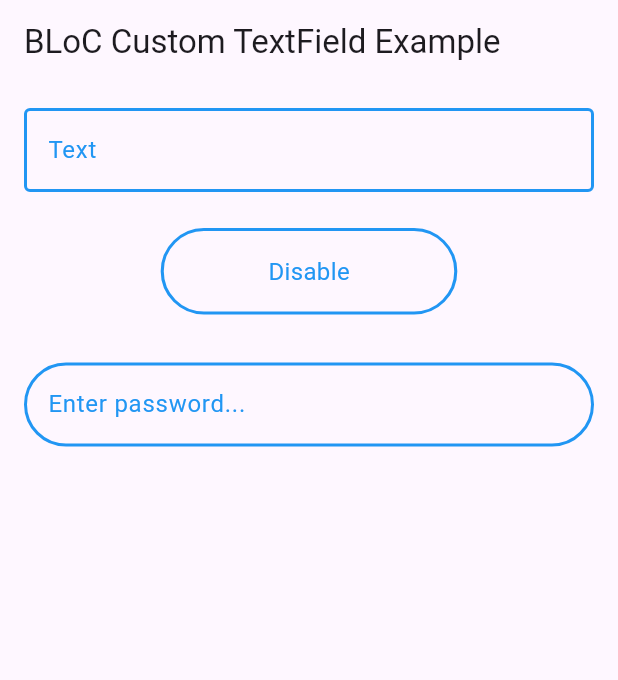
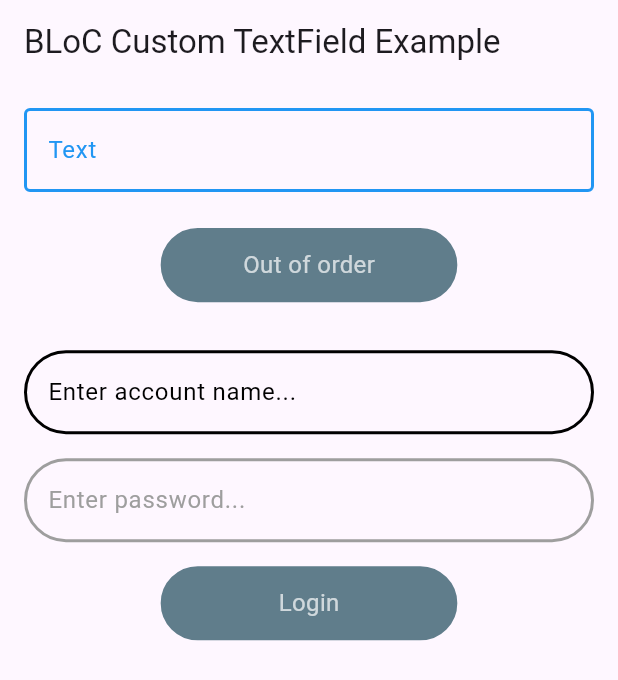
Before and after one commit to mk590901/Event-driven-BLoC-s-text-fields, a Flutter app: the screen it shows after launch, on a phone screen of 412 x 824 dp. Shown: the top 680 px of the screen. Run offline on Flutter 3.47's test engine with Material 3 defaults, Android fonts, the phone set to English and light mode, and no system bars; our stand-ins replace flutter_bloc.

Commit message:
Refactoring was done

```diff
--- a/lib/main.dart
+++ b/lib/main.dart
@@ -26,28 +26,24 @@ class TextFieldPage extends StatelessWidget {
   @override
   Widget build(BuildContext context) {
 
-    final MultilineTextField text = MultilineTextField(
+    final MultilineTextField multilineText = MultilineTextField(
         hintText: 'Enter your text here...',
         labelText: 'Text',
         textColorEnabled: Colors.blue,
         capitalization: TextCapitalization.characters,
         onChangedAction: (text) {
+          debugPrint('main.onChangedAction ->[$text]');
+          setupTextRoundedButton(text);
+        },
+        onStartedAction: (text) {
           debugPrint('main.callbackChanged ->[$text]');
-          if (text is String) {
-            if ((text).isEmpty) {
-              textRoundedButton.disable();
-            }
-            else {
-              textRoundedButton.enable();
-            }
-          }
+          setupTextRoundedButton(text);
         },
-//        (text) {}
     );
 
     textRoundedButton = FlatTextRoundedButton(
       width: 48,
-      height: 14,
+      height: 12,
       canvasColor: Colors.transparent,
       canvasDisabledColor: Colors.blueGrey,
       canvasPressedColor: Colors.indigo,
@@ -62,34 +58,75 @@ class TextFieldPage extends StatelessWidget {
       borderWidth: 0.5,
       borderRadius: 8,
       onDownAction: () {
-        if (text.isEnabled()) {
-          text.disable();
+        if (multilineText.isEnabled()) {
+          multilineText.disable();
           textRoundedButton.changeText('Enable');
         } else {
-          text.enable();
+          multilineText.enable();
           textRoundedButton.changeText('Disable');
         }
+      },
+    );
+
+    final FlatTextRoundedButton loginRoundedButton = FlatTextRoundedButton(
+      width: 48,
+      height: 12,
+      canvasColor: Colors.blueAccent,
+      canvasDisabledColor: Colors.blueGrey,
+      canvasPressedColor: Colors.indigo,
+      textColor: Colors.white,
+      textDisabledColor: Colors.white70,
+      textPressedColor: Colors.white,
+      text: 'Login',
+      textDisabled: 'Login',
+      borderColor: Colors.blue,
+      borderPressedColor: Colors.white30,
+      borderDisabledColor: Colors.blueGrey,
+      borderWidth: 0.5,
+      borderRadius: 8,
+      onDownAction: () {
       },
     );
 
     final EasyTextField password = EasyTextField(
       hintText: 'Enter password...',
       obscureText: true,
-      textColorEnabled: Colors.blue,
+      textColorEnabled: Colors.black,
       capitalization: TextCapitalization.characters,
       onChangedAction: (text) {
         debugPrint('password.onChangedAction ->[$text]');
-        if (text is String) {
-          if ((text).isEmpty) {
-            textRoundedButton.disable();
-          }
-          else {
-            textRoundedButton.enable();
-          }
-        }
+        setupTextRoundedButton(text);
+        setupRoundedButton(text.isNotEmpty, loginRoundedButton);
       },
       onSubmittedAction: (text) {
         debugPrint('password.onSubmittedAction ->[$text]');
+      },
+      onCompletedAction: (text) {
+        debugPrint('password.onCompletedAction ->[$text]');
+      },
+      onStartedAction: (text) {
+        debugPrint('password.onStartedAction ->[$text]');
+      },
+    );
+
+    final EasyTextField account = EasyTextField(
+      hintText: 'Enter account name...',
+      textColorEnabled: Colors.black,
+      onChangedAction: (text) {
+        debugPrint('account.onChangedAction ->[$text]');
+        setupPassword(text, password);
+        setupRoundedButton(text.isNotEmpty && password.isNotEmpty(), loginRoundedButton);
+      },
+      onSubmittedAction: (text) {
+        debugPrint('account.onSubmittedAction ->[$text]');
+      },
+      onCompletedAction: (text) {
+        debugPrint('account.onCompletedAction ->[$text]');
+      },
+      onStartedAction: (text) {
+        debugPrint('account.onStartedAction ->[$text]');
+        setupPassword(text, password);
+        setupRoundedButton(text.isNotEmpty && password.isNotEmpty(), loginRoundedButton);
       },
     );
 
@@ -97,19 +134,57 @@ class TextFieldPage extends StatelessWidget {
       appBar: AppBar(
         title: const Text('BLoC Custom TextField Example'),
       ),
-      body: Padding(
+      body: SingleChildScrollView(
+
+      child:
+      Padding(
         padding: const EdgeInsets.all(16.0),
         child: Column(
           children: [
-            text,
+            multilineText,
             const SizedBox(height: 24,),
             textRoundedButton,
             const SizedBox(height: 32,),
+            account,
+            const SizedBox(height: 16,),
             password,
-            //evaluatedButton,
+            const SizedBox(height: 16,),
+            loginRoundedButton,
           ],
         ),
       ),
+      ),
     );
   }
+
+  void setupPassword(text, EasyTextField password) {
+    if (text is String) {
+      if ((text).isEmpty) {
+        password.disable();
+      }
+      else {
+        password.enable();
+      }
+    }
+  }
+
+  void setupTextRoundedButton(text) {
+    if (text is String) {
+      if ((text).isEmpty) {
+        textRoundedButton.disable();
+      }
+      else {
+        textRoundedButton.enable();
+      }
+    }
+  }
+
+  void setupRoundedButton(bool enable, FlatTextRoundedButton button) {
+       if (!enable) {
+        button.disable();
+      }
+      else {
+         button.enable();
+      }
+  }
 }
--- a/lib/ui/widgets/flat_text_rounded_button.dart
+++ b/lib/ui/widgets/flat_text_rounded_button.dart
@@ -106,7 +106,6 @@ class FlatTextRoundedButton extends StatelessWidget implements IClick {
     double? borderRadius_ = w_(borderRadius);
     double? borderWidth_ = w_(borderWidth);
     return BlocProvider<ButtonBloc>(
-      //create: (_) => SwitchAdvancedBloc(SwitchAdvancedState(SwitchAdvancedStates.off)),
       create: (_) {
         switchBloc = ButtonBloc(ButtonState(ButtonStates.ready));
         return switchBloc;
--- a/lib/ui/widgets/multiline_text_field.dart
+++ b/lib/ui/widgets/multiline_text_field.dart
@@ -1,3 +1,5 @@
+import 'dart:async';
+
 import 'package:flutter/material.dart';
 import 'package:flutter_bloc/flutter_bloc.dart';
 import '../../core/callback_fun_type.dart';
@@ -10,8 +12,9 @@ class MultilineTextField extends StatelessWidget {
   final FocusNode _focusNode = FocusNode();
 
   late TextBloc textBloc;
+  late Timer? timer;
 
-  final VoidCallbackParameter? callbackSubmitted;
+  final VoidCallbackParameter? onStartedAction;
   final VoidCallbackParameter? onChangedAction;
   final String initText;
   final String hintText;
@@ -20,9 +23,17 @@ class MultilineTextField extends StatelessWidget {
   final Color textColorEnabled;
   final TextCapitalization capitalization;
 
+  void startTimer(final String text) {
+    timer = Timer(const Duration(milliseconds: 100), () {
+      onStartedAction?.call(text);
+      timer?.cancel();
+      timer = null;
+    });
+  }
+
   MultilineTextField({super.key, this.initText = '', this.hintText = '', this.labelText = '',
     this.textColorEnabled = Colors.black, this.textColorDisabled = Colors.grey,
-    this.capitalization = TextCapitalization.none, this.callbackSubmitted, this.onChangedAction});
+    this.capitalization = TextCapitalization.none, this.onStartedAction, this.onChangedAction});
 
   @override
   Widget build(BuildContext context) {
@@ -32,6 +43,7 @@ class MultilineTextField extends StatelessWidget {
         if (initText.isNotEmpty) {
           textBloc.add(Changed(initText));
         }
+        startTimer(initText);
         return textBloc;
       },
       child: BlocBuilder<TextBloc, TextState>(
@@ -50,13 +62,6 @@ class MultilineTextField extends StatelessWidget {
             onChanged: (text) {
               textBloc.add(Changed(text));
               onChangedAction?.call(text);
-            },
-            onSubmitted: (text) {
-              textBloc.add(Submitted(text));
-              callbackSubmitted?.call(text);
-            },
-            onEditingComplete: () { //  ???
-              debugPrint('Editing completed');
             },
             style: TextStyle(
                 color: state.state() == TextStates.disabled ? textColorDisabled : textColorEnabled),
```
Also changed, not shown: lib/ui/widgets/easy_text_field.dart (+31 -1 lines).
